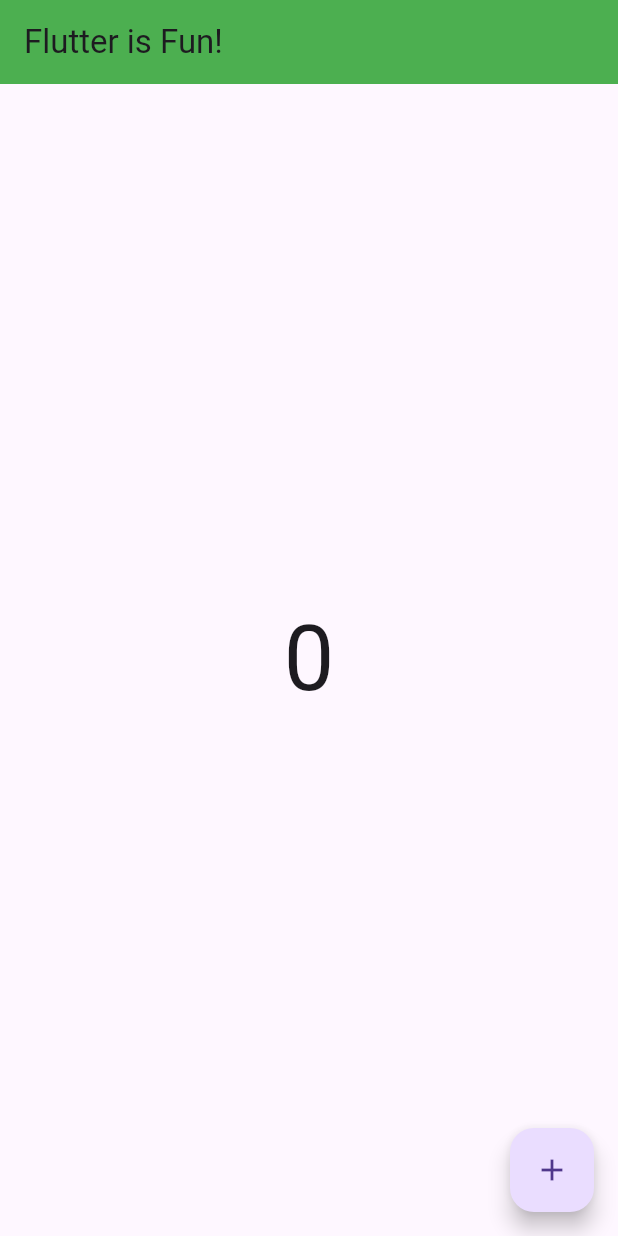
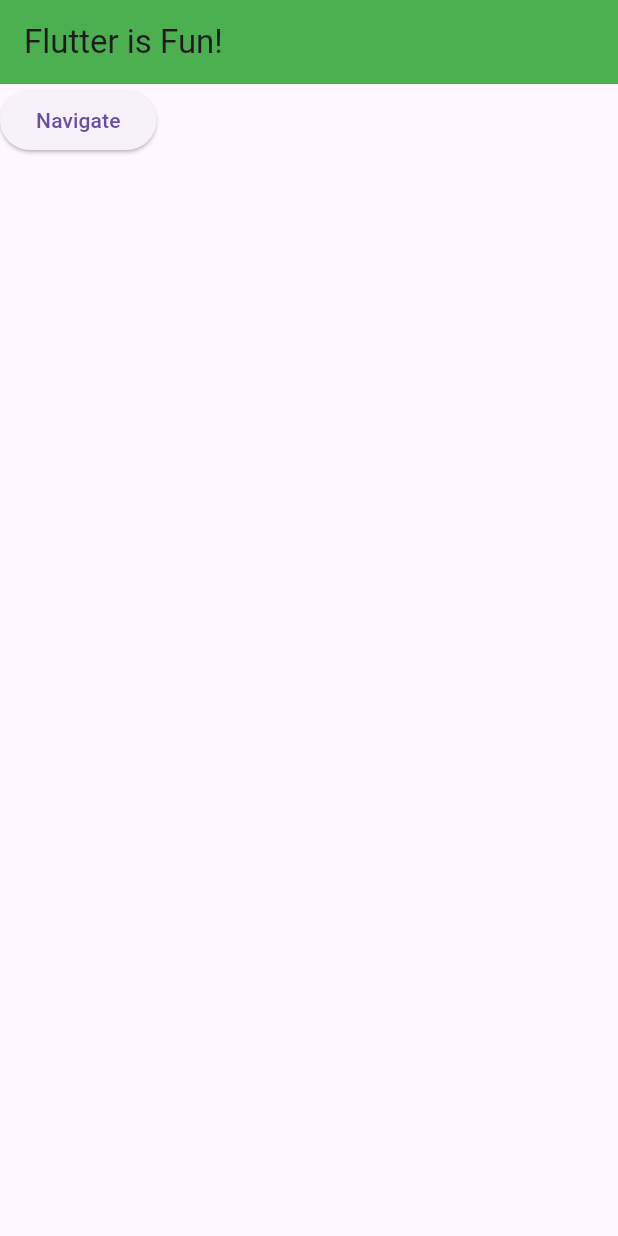
Before and after one commit to FJoey/Fireship-Tutorial, a Flutter app: the screen it shows after launch, on a phone screen of 412 x 824 dp. Run offline on Flutter 3.47's test engine with Material 3 defaults, Android fonts, the phone set to English and light mode, and no system bars.

```diff
--- a/lib/main.dart
+++ b/lib/main.dart
@@ -4,50 +4,51 @@ void main() {
   runApp(MyApp());
 }
 
-class MyApp extends StatefulWidget {
+class MyApp extends StatelessWidget {
   const MyApp({super.key});
-
-  @override
-  State<MyApp> createState() => _MyAppState();
-}
-
-class _MyAppState extends State<MyApp> {
-
-  int count = 0;
-
-  @override
-  void initState() {
-    super.initState();
-  }
-
-  @override
-  void dispose(){
-    super.dispose();
-  }
 
   @override
   Widget build(BuildContext context) {
     return MaterialApp(
-      home: Scaffold(
+      home: new HomeScreen()
+    );
+  }
+}
+
+class HomeScreen extends StatelessWidget {
+  const HomeScreen({super.key});
+
+  @override
+  Widget build(BuildContext context) {
+    return Scaffold(
         appBar: AppBar(
           backgroundColor: Colors.green,
           title: const Text('Flutter is Fun!'),
         ),
 
-        floatingActionButton: FloatingActionButton(
-          child: Icon(Icons.add),
+        body: ElevatedButton(
+          child: Text('Navigate'),
           onPressed: () {
-            setState(() {
-              count++;
-            });
-          },
-        ),
-        body: Center(
-          child: Text(
-            '$count',
-            style: TextStyle(fontSize: 60),
-          ),
-        ),
+            Navigator.push(
+              context,
+              MaterialPageRoute(
+                builder: (_) => AboutScreen(),
+            ),
+          );
+        },
+      )
+    );
+  }
+}
+
+class AboutScreen extends StatelessWidget {
+  const AboutScreen({super.key});
+
+  @override
+  Widget build(BuildContext context) {
+    return Scaffold(
+      appBar: AppBar(
+        title: const Text('About'),
       ),
     );
   }
```
